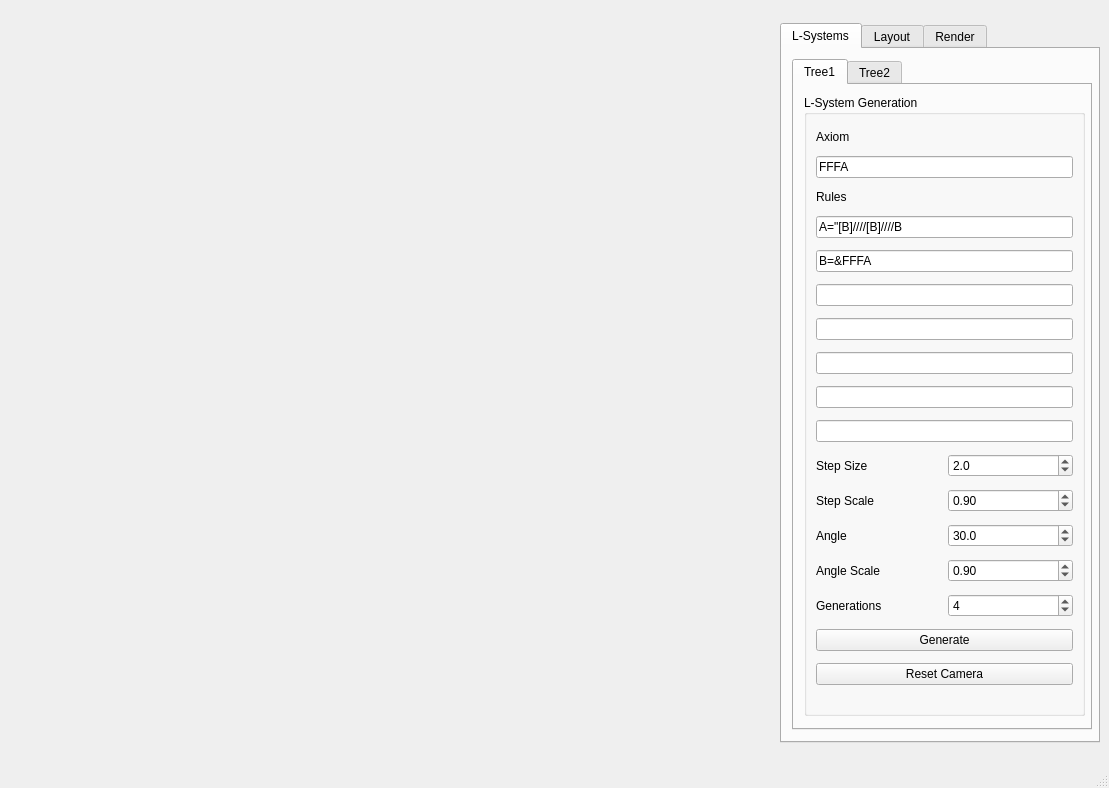
Old version of the form ForestGenerator/ui/MainWindow.ui in the repository BenCarey88/ForestGenerator.
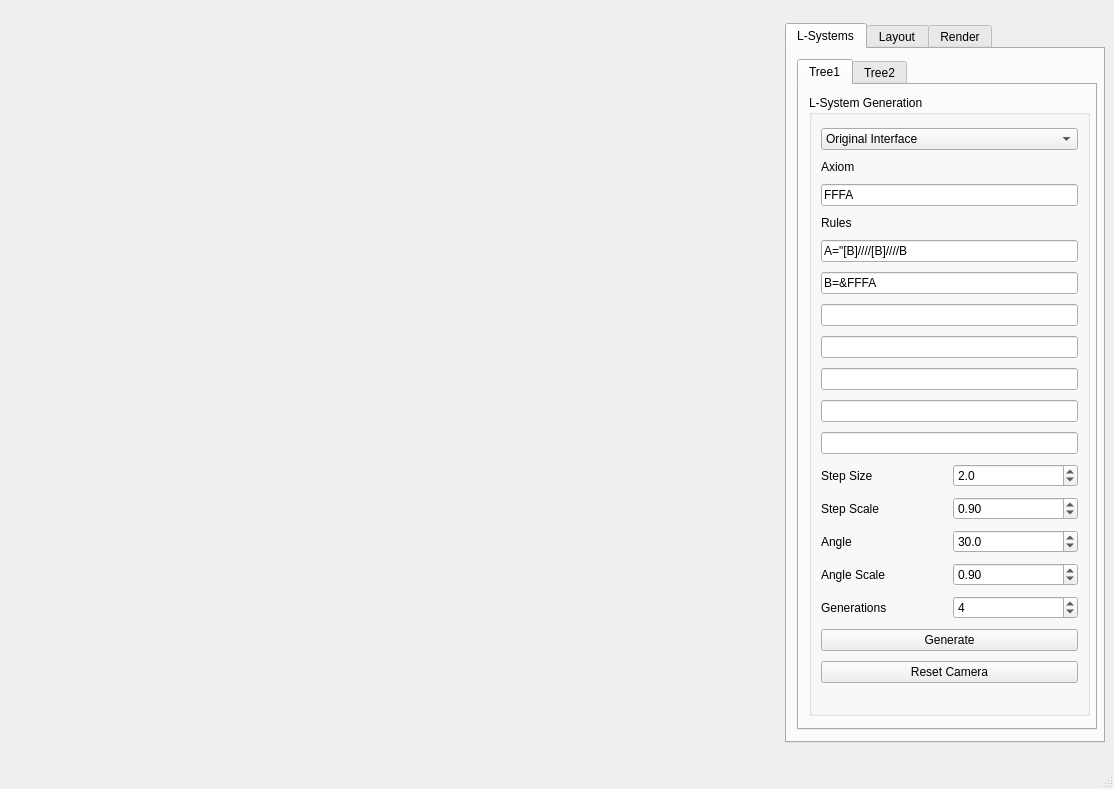
New version of the form.

What changed in the file:
```diff
--- a/ForestGenerator/ui/MainWindow.ui
+++ b/ForestGenerator/ui/MainWindow.ui
@@ -6,8 +6,8 @@
    <rect>
     <x>0</x>
     <y>0</y>
-    <width>1109</width>
-    <height>788</height>
+    <width>1114</width>
+    <height>789</height>
    </rect>
   </property>
   <property name="windowTitle">
@@ -105,59 +105,103 @@
            <string>L-System Generation</string>
           </property>
           <layout class="QGridLayout" name="gridLayout">
-           <item row="23" column="0">
-            <widget class="QPushButton" name="m_resetCamera_1">
+           <item row="24" column="0">
+            <widget class="QPushButton" name="m_generate_1">
              <property name="text">
-              <string>Reset Camera</string>
+              <string>Generate</string>
              </property>
             </widget>
            </item>
-           <item row="19" column="0">
-            <layout class="QHBoxLayout" name="horizontalLayout_4">
-             <item>
-              <widget class="QLabel" name="label_7">
-               <property name="text">
-                <string>Angle Scale</string>
-               </property>
-              </widget>
-             </item>
-             <item>
-              <widget class="QDoubleSpinBox" name="m_angleScale_1">
-               <property name="singleStep">
-                <double>0.010000000000000</double>
-               </property>
-               <property name="value">
-                <double>0.900000000000000</double>
-               </property>
-              </widget>
-             </item>
-            </layout>
+           <item row="5" column="0">
+            <widget class="QLineEdit" name="m_rule1_1">
+             <property name="sizePolicy">
+              <sizepolicy hsizetype="Minimum" vsizetype="Fixed">
+               <horstretch>0</horstretch>
+               <verstretch>0</verstretch>
+              </sizepolicy>
+             </property>
+             <property name="text">
+              <string>A=&quot;[B]////[B]////B</string>
+             </property>
+            </widget>
            </item>
            <item row="12" column="0">
-            <layout class="QHBoxLayout" name="horizontalLayout">
-             <item>
-              <widget class="QLabel" name="label_4">
-               <property name="text">
-                <string>Step Size</string>
-               </property>
-              </widget>
-             </item>
-             <item>
-              <widget class="QDoubleSpinBox" name="m_stepSize_1">
-               <property name="decimals">
-                <number>1</number>
-               </property>
-               <property name="singleStep">
-                <double>0.100000000000000</double>
-               </property>
-               <property name="value">
-                <double>2.000000000000000</double>
-               </property>
-              </widget>
-             </item>
-            </layout>
+            <widget class="QLineEdit" name="m_rule7_1">
+             <property name="sizePolicy">
+              <sizepolicy hsizetype="Minimum" vsizetype="Fixed">
+               <horstretch>0</horstretch>
+               <verstretch>0</verstretch>
+              </sizepolicy>
+             </property>
+            </widget>
            </item>
-           <item row="16" column="0">
+           <item row="11" column="0">
+            <widget class="QLineEdit" name="m_rule6_1">
+             <property name="sizePolicy">
+              <sizepolicy hsizetype="Minimum" vsizetype="Fixed">
+               <horstretch>0</horstretch>
+               <verstretch>0</verstretch>
+              </sizepolicy>
+             </property>
+            </widget>
+           </item>
+           <item row="8" column="0">
+            <widget class="QLineEdit" name="m_rule4_1">
+             <property name="sizePolicy">
+              <sizepolicy hsizetype="Minimum" vsizetype="Fixed">
+               <horstretch>0</horstretch>
+               <verstretch>0</verstretch>
+              </sizepolicy>
+             </property>
+            </widget>
+           </item>
+           <item row="7" column="0">
+            <widget class="QLineEdit" name="m_rule3_1">
+             <property name="sizePolicy">
+              <sizepolicy hsizetype="Minimum" vsizetype="Fixed">
+               <horstretch>0</horstretch>
+               <verstretch>0</verstretch>
+              </sizepolicy>
+             </property>
+            </widget>
+           </item>
+           <item row="4" column="0">
+            <widget class="QLabel" name="label_2">
+             <property name="sizePolicy">
+              <sizepolicy hsizetype="Preferred" vsizetype="Fixed">
+               <horstretch>0</horstretch>
+               <verstretch>0</verstretch>
+              </sizepolicy>
+             </property>
+             <property name="text">
+              <string>Rules</string>
+             </property>
+            </widget>
+           </item>
+           <item row="6" column="0">
+            <widget class="QLineEdit" name="m_rule2_1">
+             <property name="sizePolicy">
+              <sizepolicy hsizetype="Minimum" vsizetype="Fixed">
+               <horstretch>0</horstretch>
+               <verstretch>0</verstretch>
+              </sizepolicy>
+             </property>
+             <property name="text">
+              <string>B=&amp;FFFA</string>
+             </property>
+            </widget>
+           </item>
+           <item row="9" column="0">
+            <widget class="QLineEdit" name="m_rule5_1">
+             <property name="sizePolicy">
+              <sizepolicy hsizetype="Minimum" vsizetype="Fixed">
+               <horstretch>0</horstretch>
+               <verstretch>0</verstretch>
+              </sizepolicy>
+             </property>
+            </widget>
+           </item>
+           <item row="18" column="0">
             <layout class="QHBoxLayout" name="horizontalLayout_3">
              <item>
               <widget class="QLabel" name="label_6">
@@ -178,37 +222,28 @@
              </item>
             </layout>
            </item>
-           <item row="7" column="0">
-            <widget class="QLineEdit" name="m_rule5_1">
-             <property name="sizePolicy">
-              <sizepolicy hsizetype="Minimum" vsizetype="Fixed">
-               <horstretch>0</horstretch>
-               <verstretch>0</verstretch>
-              </sizepolicy>
-             </property>
-            </widget>
+           <item row="15" column="0">
+            <layout class="QHBoxLayout" name="horizontalLayout_2">
+             <item>
+              <widget class="QLabel" name="label_5">
+               <property name="text">
+                <string>Step Scale</string>
+               </property>
+              </widget>
+             </item>
+             <item>
+              <widget class="QDoubleSpinBox" name="m_stepScale_1">
+               <property name="singleStep">
+                <double>0.010000000000000</double>
+               </property>
+               <property name="value">
+                <double>0.900000000000000</double>
+               </property>
+              </widget>
+             </item>
+            </layout>
            </item>
-           <item row="10" column="0">
-            <widget class="QLineEdit" name="m_rule7_1">
-             <property name="sizePolicy">
-              <sizepolicy hsizetype="Minimum" vsizetype="Fixed">
-               <horstretch>0</horstretch>
-               <verstretch>0</verstretch>
-              </sizepolicy>
-             </property>
-            </widget>
-           </item>
-           <item row="9" column="0">
-            <widget class="QLineEdit" name="m_rule6_1">
-             <property name="sizePolicy">
-              <sizepolicy hsizetype="Minimum" vsizetype="Fixed">
-               <horstretch>0</horstretch>
-               <verstretch>0</verstretch>
-              </sizepolicy>
-             </property>
-            </widget>
-           </item>
-           <item row="21" column="0">
+           <item row="23" column="0">
             <layout class="QHBoxLayout" name="horizontalLayout_5">
              <item>
               <widget class="QLabel" name="label_3">
@@ -226,28 +261,7 @@
              </item>
             </layout>
            </item>
-           <item row="13" column="0">
-            <layout class="QHBoxLayout" name="horizontalLayout_2">
-             <item>
-              <widget class="QLabel" name="label_5">
-               <property name="text">
-                <string>Step Scale</string>
-               </property>
-              </widget>
-             </item>
-             <item>
-              <widget class="QDoubleSpinBox" name="m_stepScale_1">
-               <property name="singleStep">
-                <double>0.010000000000000</double>
-               </property>
-               <property name="value">
-                <double>0.900000000000000</double>
-               </property>
-              </widget>
-             </item>
-            </layout>
-           </item>
-           <item row="0" column="0">
+           <item row="1" column="0">
             <widget class="QLabel" name="label">
              <property name="sizePolicy">
               <sizepolicy hsizetype="Preferred" vsizetype="Fixed">
@@ -260,40 +274,7 @@
              </property>
             </widget>
            </item>
-           <item row="6" column="0">
-            <widget class="QLineEdit" name="m_rule4_1">
-             <property name="sizePolicy">
-              <sizepolicy hsizetype="Minimum" vsizetype="Fixed">
-               <horstretch>0</horstretch>
-               <verstretch>0</verstretch>
-              </sizepolicy>
-             </property>
-            </widget>
-           </item>
-           <item row="4" column="0">
-            <widget class="QLineEdit" name="m_rule2_1">
-             <property name="sizePolicy">
-              <sizepolicy hsizetype="Minimum" vsizetype="Fixed">
-               <horstretch>0</horstretch>
-               <verstretch>0</verstretch>
-              </sizepolicy>
-             </property>
-             <property name="text">
-              <string>B=&amp;FFFA</string>
-             </property>
-            </widget>
-           </item>
-           <item row="5" column="0">
-            <widget class="QLineEdit" name="m_rule3_1">
-             <property name="sizePolicy">
-              <sizepolicy hsizetype="Minimum" vsizetype="Fixed">
-               <horstretch>0</horstretch>
-               <verstretch>0</verstretch>
-              </sizepolicy>
-             </property>
-            </widget>
-           </item>
-           <item row="1" column="0">
+           <item row="2" column="0">
             <widget class="QLineEdit" name="m_axiom_1">
              <property name="sizePolicy">
               <sizepolicy hsizetype="Minimum" vsizetype="Fixed">
@@ -309,37 +290,70 @@
              </property>
             </widget>
            </item>
-           <item row="3" column="0">
-            <widget class="QLineEdit" name="m_rule1_1">
-             <property name="sizePolicy">
-              <sizepolicy hsizetype="Minimum" vsizetype="Fixed">
-               <horstretch>0</horstretch>
-               <verstretch>0</verstretch>
-              </sizepolicy>
-             </property>
+           <item row="25" column="0">
+            <widget class="QPushButton" name="m_resetCamera_1">
              <property name="text">
-              <string>A=&quot;[B]////[B]////B</string>
+              <string>Reset Camera</string>
              </property>
             </widget>
            </item>
-           <item row="2" column="0">
-            <widget class="QLabel" name="label_2">
-             <property name="sizePolicy">
-              <sizepolicy hsizetype="Preferred" vsizetype="Fixed">
-               <horstretch>0</horstretch>
-               <verstretch>0</verstretch>
-              </sizepolicy>
-             </property>
-             <property name="text">
-              <string>Rules</string>
-             </property>
-            </widget>
+           <item row="21" column="0">
+            <layout class="QHBoxLayout" name="horizontalLayout_4">
+             <item>
+              <widget class="QLabel" name="label_7">
+               <property name="text">
+                <string>Angle Scale</string>
+               </property>
+              </widget>
+             </item>
+             <item>
+              <widget class="QDoubleSpinBox" name="m_angleScale_1">
+               <property name="singleStep">
+                <double>0.010000000000000</double>
+               </property>
+               <property name="value">
+                <double>0.900000000000000</double>
+               </property>
+              </widget>
+             </item>
+            </layout>
            </item>
-           <item row="22" column="0">
-            <widget class="QPushButton" name="m_generate_1">
-             <property name="text">
-              <string>Generate</string>
-             </property>
+           <item row="14" column="0">
+            <layout class="QHBoxLayout" name="horizontalLayout">
+             <item>
+              <widget class="QLabel" name="label_4">
+               <property name="text">
+                <string>Step Size</string>
+               </property>
+              </widget>
+             </item>
+             <item>
+              <widget class="QDoubleSpinBox" name="m_stepSize_1">
+               <property name="decimals">
+                <number>1</number>
+               </property>
+               <property name="singleStep">
+                <double>0.100000000000000</double>
+               </property>
+               <property name="value">
+                <double>2.000000000000000</double>
+               </property>
+              </widget>
+             </item>
+            </layout>
+           </item>
+           <item row="0" column="0">
+            <widget class="QComboBox" name="comboBox">
+             <item>
+              <property name="text">
+               <string>Original Interface</string>
+              </property>
+             </item>
+             <item>
+              <property name="text">
+               <string>New Interface</string>
+              </property>
+             </item>
             </widget>
            </item>
           </layout>
```
Left out of the diff: 34 changed lines with no effect on the pictures.
